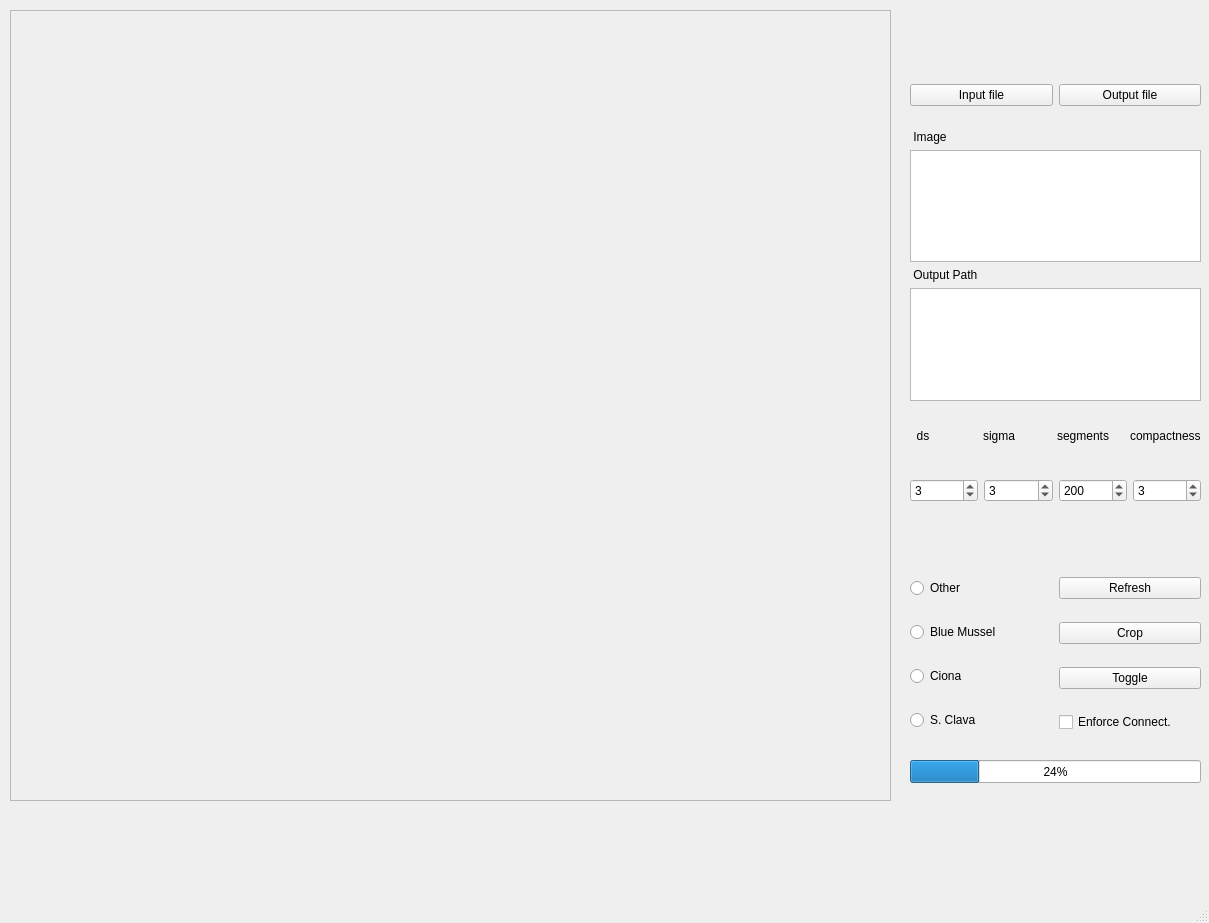
The window that gui_test.ui (AngusG/truth-and-crop) describes before a commit, drawn with Qt 5.
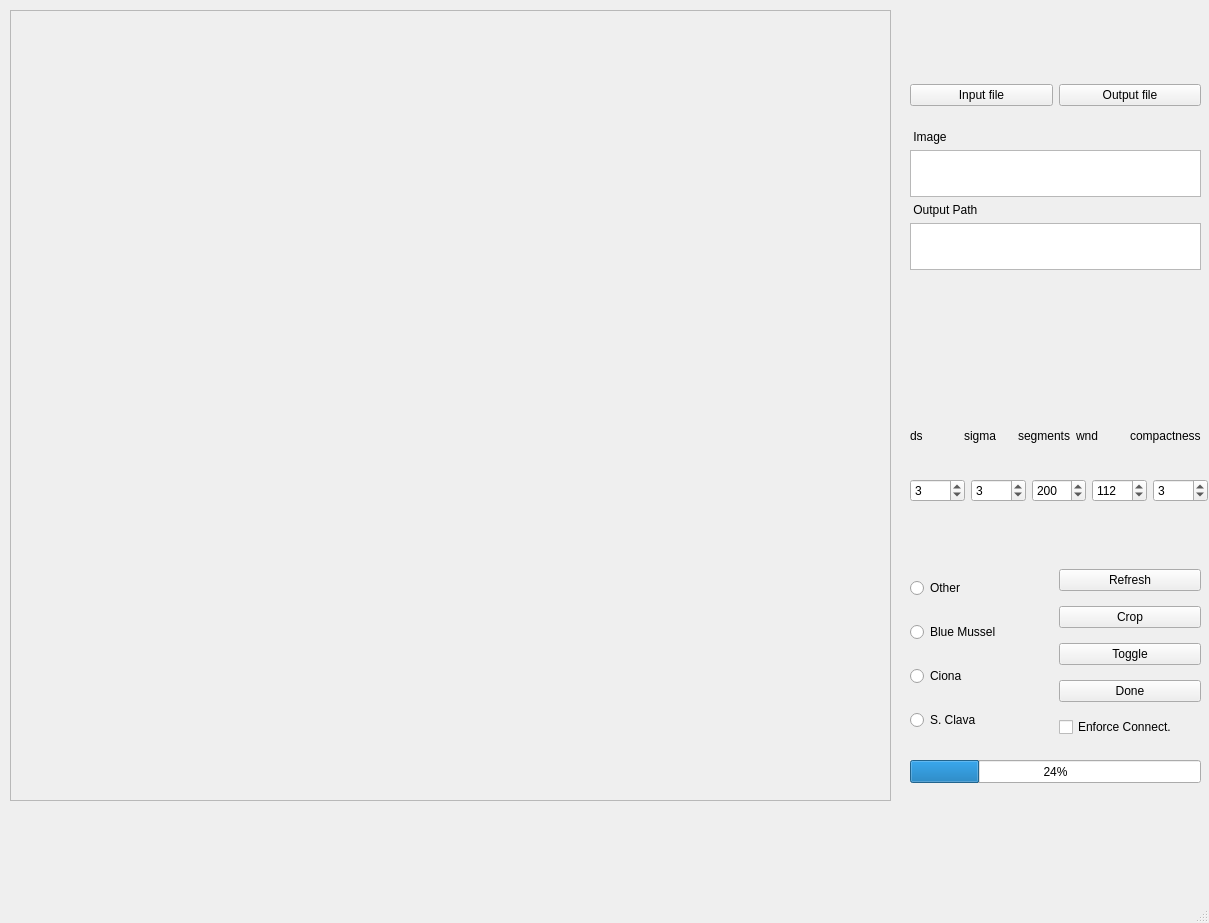
The same window after the commit.

Commit message: Add toggle, done functions

```diff
--- a/gui_test.ui
+++ b/gui_test.ui
@@ -63,7 +63,7 @@
      <rect>
       <x>910</x>
       <y>470</y>
-      <width>291</width>
+      <width>298</width>
       <height>41</height>
      </rect>
     </property>
@@ -92,6 +92,19 @@
        </property>
       </widget>
      </item>
+     <item>
+      <widget class="QSpinBox" name="wndBox">
+       <property name="minimum">
+        <number>2</number>
+       </property>
+       <property name="maximum">
+        <number>999</number>
+       </property>
+       <property name="value">
+        <number>112</number>
+       </property>
+      </widget>
+     </item>
      <item>
       <widget class="QSpinBox" name="compactnessBox">
        <property name="value">
@@ -114,7 +127,7 @@
      <item>
       <widget class="QLabel" name="label_7">
        <property name="text">
-        <string>  ds</string>
+        <string>ds</string>
        </property>
       </widget>
      </item>
@@ -132,6 +145,13 @@
        </property>
       </widget>
      </item>
+     <item>
+      <widget class="QLabel" name="label_8">
+       <property name="text">
+        <string>wnd</string>
+       </property>
+      </widget>
+     </item>
      <item>
       <widget class="QLabel" name="label_3">
        <property name="text">
@@ -206,6 +226,13 @@
          </property>
         </widget>
        </item>
+       <item>
+        <widget class="QPushButton" name="doneBtn">
+         <property name="text">
+          <string>Done</string>
+         </property>
+        </widget>
+       </item>
        <item>
         <widget class="QCheckBox" name="enforceConnectivityBox">
          <property name="text">
@@ -223,7 +250,7 @@
       <x>910</x>
       <y>130</y>
       <width>291</width>
-      <height>271</height>
+      <height>141</height>
      </rect>
     </property>
     <layout class="QVBoxLayout" name="verticalLayout_3">
@@ -240,9 +267,9 @@
         <string>&lt;!DOCTYPE HTML PUBLIC &quot;-//W3C//DTD HTML 4.0//EN&quot; &quot;http://www.w3.org/TR/REC-html40/strict.dtd&quot;&gt;
 &lt;html&gt;&lt;head&gt;&lt;meta name=&quot;qrichtext&quot; content=&quot;1&quot; /&gt;&lt;style type=&quot;text/css&quot;&gt;
 p, li { white-space: pre-wrap; }
-&lt;/style&gt;&lt;/head&gt;&lt;body style=&quot; font-family:'Ubuntu'; font-size:11pt; font-weight:400; font-style:normal;&quot;&gt;
-&lt;p style=&quot;-qt-paragraph-type:empty; margin-top:0px; margin-bottom:0px; margin-left:0px; margin-right:0px; -qt-block-indent:0; text-indent:0px;&quot;&gt;&lt;br /&gt;&lt;/p&gt;
-&lt;p style=&quot;-qt-paragraph-type:empty; margin-top:0px; margin-bottom:0px; margin-left:0px; margin-right:0px; -qt-block-indent:0; text-indent:0px;&quot;&gt;&lt;br /&gt;&lt;/p&gt;&lt;/body&gt;&lt;/html&gt;</string>
+&lt;/style&gt;&lt;/head&gt;&lt;body style=&quot; font-family:'Sans Serif'; font-size:9pt; font-weight:400; font-style:normal;&quot;&gt;
+&lt;p style=&quot;-qt-paragraph-type:empty; margin-top:0px; margin-bottom:0px; margin-left:0px; margin-right:0px; -qt-block-indent:0; text-indent:0px; font-family:'Ubuntu'; font-size:11pt;&quot;&gt;&lt;br /&gt;&lt;/p&gt;
+&lt;p style=&quot;-qt-paragraph-type:empty; margin-top:0px; margin-bottom:0px; margin-left:0px; margin-right:0px; -qt-block-indent:0; text-indent:0px; font-family:'Ubuntu'; font-size:11pt;&quot;&gt;&lt;br /&gt;&lt;/p&gt;&lt;/body&gt;&lt;/html&gt;</string>
        </property>
       </widget>
      </item>
@@ -259,8 +286,8 @@
         <string>&lt;!DOCTYPE HTML PUBLIC &quot;-//W3C//DTD HTML 4.0//EN&quot; &quot;http://www.w3.org/TR/REC-html40/strict.dtd&quot;&gt;
 &lt;html&gt;&lt;head&gt;&lt;meta name=&quot;qrichtext&quot; content=&quot;1&quot; /&gt;&lt;style type=&quot;text/css&quot;&gt;
 p, li { white-space: pre-wrap; }
-&lt;/style&gt;&lt;/head&gt;&lt;body style=&quot; font-family:'Ubuntu'; font-size:11pt; font-weight:400; font-style:normal;&quot;&gt;
-&lt;p style=&quot;-qt-paragraph-type:empty; margin-top:0px; margin-bottom:0px; margin-left:0px; margin-right:0px; -qt-block-indent:0; text-indent:0px;&quot;&gt;&lt;br /&gt;&lt;/p&gt;&lt;/body&gt;&lt;/html&gt;</string>
+&lt;/style&gt;&lt;/head&gt;&lt;body style=&quot; font-family:'Sans Serif'; font-size:9pt; font-weight:400; font-style:normal;&quot;&gt;
+&lt;p style=&quot;-qt-paragraph-type:empty; margin-top:0px; margin-bottom:0px; margin-left:0px; margin-right:0px; -qt-block-indent:0; text-indent:0px; font-family:'Ubuntu'; font-size:11pt;&quot;&gt;&lt;br /&gt;&lt;/p&gt;&lt;/body&gt;&lt;/html&gt;</string>
        </property>
       </widget>
      </item>
```
Left out of the diff: 6 changed lines with no effect on the pictures. The commit also changes 2 other files.
